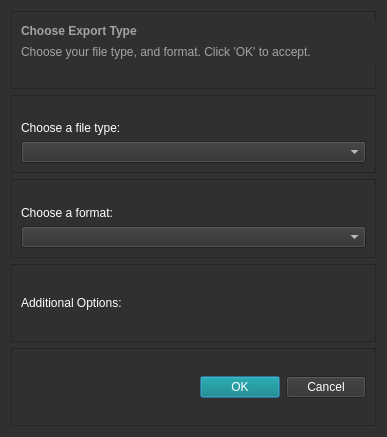
Old version of the form app/dialogs/frames/experiment_view/export_cleaned_lines_file_type.ui in the repository jnicoleoliveira/SPECData.
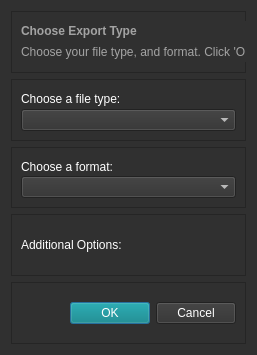
New version of the form.

Commit message: -- added dynamic export typing classes -- types and formats are defined in fileypes.py, in a dictionary -- EXPORT_FILE_TYPES, shows the relationship between file types, and their approved format -- export now includes ftp. -- GUI now reflects changes in choose_export_cleaned_lines_file_type.py

The edit to the form file:
```diff
--- a/app/dialogs/frames/experiment_view/export_cleaned_lines_file_type.ui
+++ b/app/dialogs/frames/experiment_view/export_cleaned_lines_file_type.ui
@@ -6,8 +6,8 @@
    <rect>
     <x>0</x>
     <y>0</y>
-    <width>387</width>
-    <height>437</height>
+    <width>257</width>
+    <height>355</height>
    </rect>
   </property>
   <property name="windowTitle">
@@ -168,7 +168,13 @@
       <enum>QFrame::Raised</enum>
      </property>
      <layout class="QGridLayout" name="gridLayout_2">
+      <property name="verticalSpacing">
+       <number>0</number>
+      </property>
       <item row="1" column="0">
+       <widget class="QComboBox" name="format_cmbobx"/>
+      </item>
+      <item row="0" column="0">
        <widget class="QLabel" name="label_5">
         <property name="frameShape">
          <enum>QFrame::NoFrame</enum>
@@ -178,25 +184,6 @@
         </property>
        </widget>
       </item>
-      <item row="0" column="0">
-       <spacer name="verticalSpacer">
-        <property name="orientation">
-         <enum>Qt::Vertical</enum>
-        </property>
-        <property name="sizeType">
-         <enum>QSizePolicy::Minimum</enum>
-        </property>
-        <property name="sizeHint" stdset="0">
-         <size>
-          <width>20</width>
-          <height>16</height>
-         </size>
-        </property>
-       </spacer>
-      </item>
-      <item row="2" column="0">
-       <widget class="QComboBox" name="format_cmbobx"/>
-      </item>
      </layout>
     </widget>
    </item>
@@ -209,22 +196,9 @@
       <enum>QFrame::Raised</enum>
      </property>
      <layout class="QVBoxLayout" name="verticalLayout">
-      <item>
-       <spacer name="verticalSpacer_2">
-        <property name="orientation">
-         <enum>Qt::Vertical</enum>
-        </property>
-        <property name="sizeType">
-         <enum>QSizePolicy::Minimum</enum>
-        </property>
-        <property name="sizeHint" stdset="0">
-         <size>
-          <width>20</width>
-          <height>16</height>
-         </size>
-        </property>
-       </spacer>
-      </item>
+      <property name="spacing">
+       <number>0</number>
+      </property>
       <item>
        <widget class="QLabel" name="label_2">
         <property name="frameShape">
```
Left out of the diff: 3 changed lines with no effect on the pictures. The commit also changes 4 other files.
